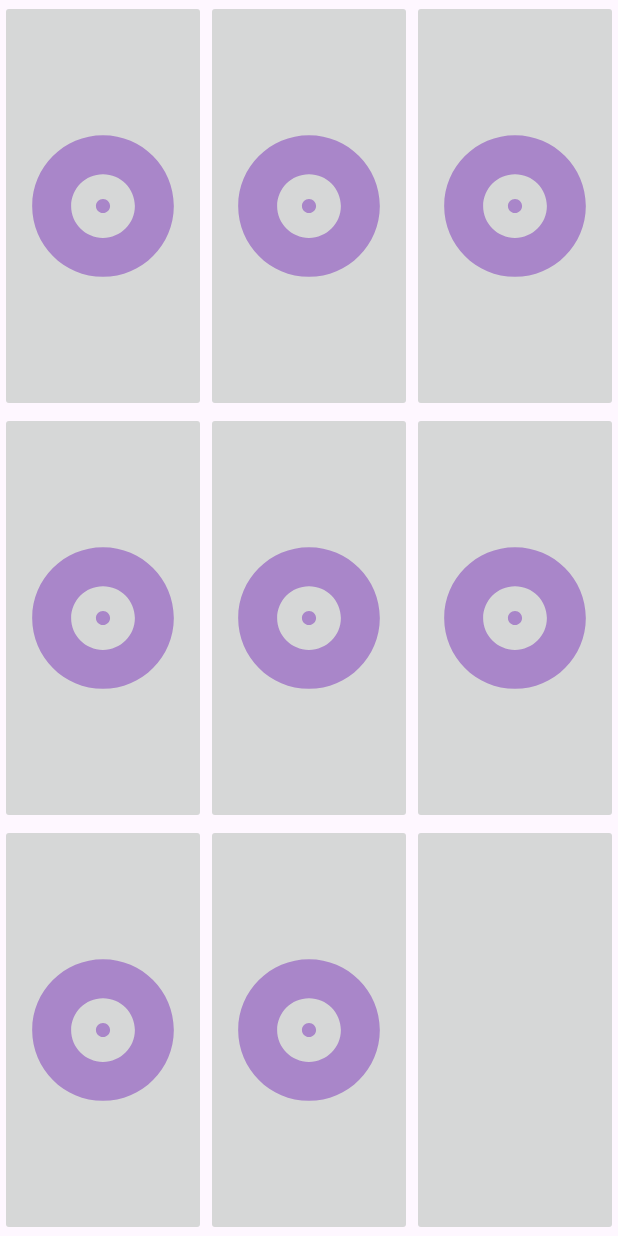
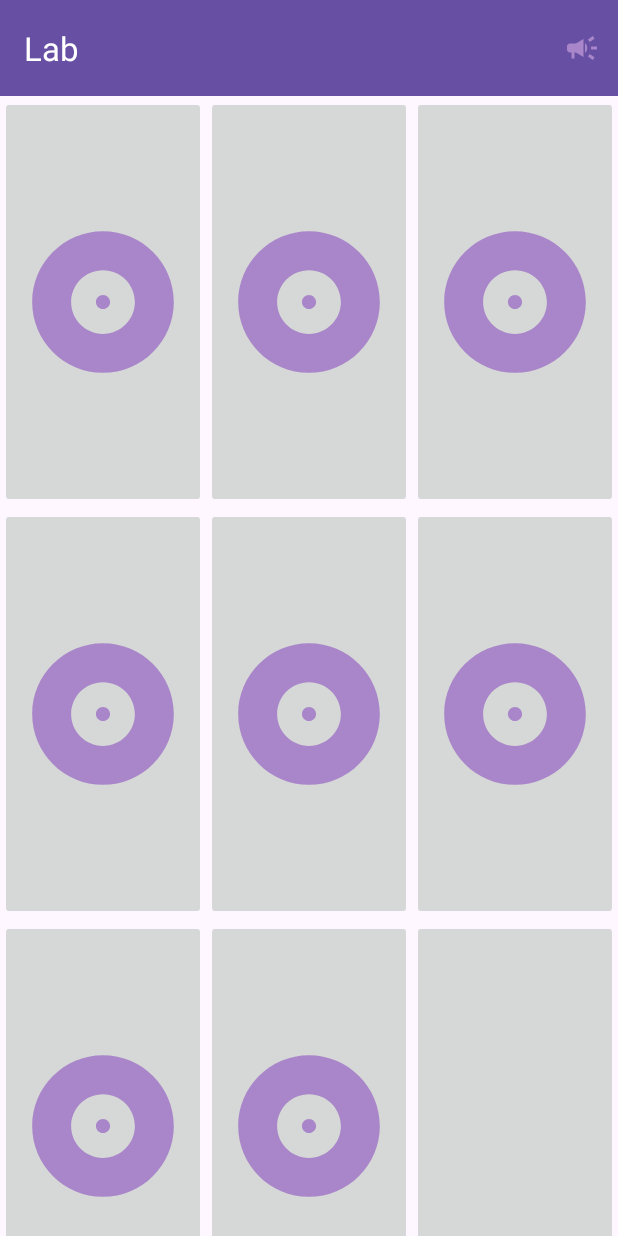
Before and after one commit to struggyyy/PamLab, an Android app: the Lab03Activity screen opened directly, with no data from a screen before it, on a phone screen of 412 x 824 dp. Run offline under Robolectric (Android 15) with nearby library versions, the phone set to English and light mode, and no system bars; 1 statement that could not run was skipped.

Commit message:
Implemented animations & sound

```diff
--- a/app/src/main/java/pl/wsei/pam/lab01/lab03/Lab03Activity.kt
+++ b/app/src/main/java/pl/wsei/pam/lab01/lab03/Lab03Activity.kt
@@ -1,9 +1,13 @@
 package pl.wsei.pam.lab01.lab03
 
 import MemoryBoardView
+import android.media.MediaPlayer
 import android.os.Bundle
+import android.view.Menu
+import android.view.MenuItem
 import android.widget.Toast
 import androidx.appcompat.app.AppCompatActivity
+import androidx.appcompat.widget.Toolbar
 import androidx.gridlayout.widget.GridLayout
 import pl.wsei.pam.lab01.R
 import java.util.*
@@ -13,12 +17,22 @@ class Lab03Activity : AppCompatActivity() {
     private lateinit var mBoard: GridLayout
     private lateinit var mBoardModel: MemoryBoardView
 
+    // 🔹 Sound effects
+    lateinit var completionPlayer: MediaPlayer
+    lateinit var negativePlayer: MediaPlayer
+
+    // Sound toggle flag
+    var isSound: Boolean = true
+
     override fun onCreate(savedInstanceState: Bundle?) {
         super.onCreate(savedInstanceState)
         setContentView(R.layout.activity_lab03)
 
-        // Odbieramy dane o rozmiarze planszy
-        val size = intent.getIntArrayExtra("size") ?: intArrayOf(3, 3) // Domyślny rozmiar 3x3
+        // Set Toolbar as ActionBar
+        val toolbar: Toolbar = findViewById(R.id.toolbar)
+        setSupportActionBar(toolbar)
+
+        val size = intent.getIntArrayExtra("size") ?: intArrayOf(3, 3)
         val rows = size[0]
         val cols = size[1]
 
@@ -26,16 +40,16 @@ class Lab03Activity : AppCompatActivity() {
         mBoard.columnCount = cols
         mBoard.rowCount = rows
 
-        // Tworzymy model planszy, pass the current activity (this)
-        mBoardModel = MemoryBoardView(mBoard, cols, rows, this) // Pass `this` as activity
+        // Pass Lab03Activity to MemoryBoardView
+        mBoardModel = MemoryBoardView(mBoard, cols, rows, this)
 
-        // Przywracamy stan gry po obrocie ekranu
         if (savedInstanceState != null) {
             val savedState = savedInstanceState.getIntArray("game_state")
             savedState?.let { mBoardModel.setState(it) }
+            // Restore sound state if saved
+            isSound = savedInstanceState.getBoolean("is_sound", true)
         }
 
-        // Obsługa zdarzeń gry
         mBoardModel.setOnGameChangeListener { event ->
             runOnUiThread {
                 when (event.state) {
@@ -58,8 +72,59 @@ class Lab03Activity : AppCompatActivity() {
         }
     }
 
+    override fun onCreateOptionsMenu(menu: Menu): Boolean {
+        menuInflater.inflate(R.menu.board_activity_menu, menu)
+        val item = menu.findItem(R.id.board_activity_sound)
+        item.setIcon(if (isSound) R.drawable.baseline_campaign_24 else R.drawable.baseline_cancel_24)
+        return true
+    }
+
+
+    override fun onOptionsItemSelected(item: MenuItem): Boolean {
+        return when (item.itemId) {
+            R.id.board_activity_sound -> {
+                isSound = !isSound
+                item.setIcon(if (isSound) R.drawable.baseline_campaign_24 else R.drawable.baseline_cancel_24)
+                Toast.makeText(this, if (isSound) "Sound On" else "Sound Off", Toast.LENGTH_SHORT).show()
+                true
+            }
+            else -> super.onOptionsItemSelected(item)
+        }
+    }
+
+
+    override fun onResume() {
+        super.onResume()
+        // 🔹 Initialize sounds when the activity is active
+        completionPlayer = MediaPlayer.create(applicationContext, R.raw.completion)
+        negativePlayer = MediaPlayer.create(applicationContext, R.raw.negative_guitar)
+    }
+
+    override fun onPause() {
+        super.onPause()
+        // 🔹 Release media players to free up resources
+        completionPlayer.release()
+        negativePlayer.release()
+    }
+
     override fun onSaveInstanceState(outState: Bundle) {
         super.onSaveInstanceState(outState)
         outState.putIntArray("game_state", mBoardModel.getState())
+        // Save sound state
+        outState.putBoolean("is_sound", isSound)
+    }
+
+    // Helper method that can be called from MemoryBoardView
+    fun playCompletionSound() {
+        if (isSound) {
+            completionPlayer.start()
+        }
+    }
+
+    // Helper method that can be called from MemoryBoardView
+    fun playNegativeSound() {
+        if (isSound) {
+            negativePlayer.start()
+        }
     }
 }
--- /dev/null
+++ b/app/src/main/res/drawable/baseline_campaign_24.xml
@@ -0,0 +1,5 @@
+<vector xmlns:android="http://schemas.android.com/apk/res/android" android:height="24dp" android:tint="#A986C9" android:viewportHeight="24" android:viewportWidth="24" android:width="24dp">
+
+    <path android:fillColor="@android:color/white" android:pathData="M18,11v2h4v-2h-4zM16,17.61c0.96,0.71 2.21,1.65 3.2,2.39 0.4,-0.53 0.8,-1.07 1.2,-1.6 -0.99,-0.74 -2.24,-1.68 -3.2,-2.4 -0.4,0.54 -0.8,1.08 -1.2,1.61zM20.4,5.6c-0.4,-0.53 -0.8,-1.07 -1.2,-1.6 -0.99,0.74 -2.24,1.68 -3.2,2.4 0.4,0.53 0.8,1.07 1.2,1.6 0.96,-0.72 2.21,-1.65 3.2,-2.4zM4,9c-1.1,0 -2,0.9 -2,2v2c0,1.1 0.9,2 2,2h1v4h2v-4h1l5,3L13,6L8,9L4,9zM15.5,12c0,-1.33 -0.58,-2.53 -1.5,-3.35v6.69c0.92,-0.81 1.5,-2.01 1.5,-3.34z"/>
+
+</vector>
--- /dev/null
+++ b/app/src/main/res/drawable/baseline_cancel_24.xml
@@ -0,0 +1,5 @@
+<vector xmlns:android="http://schemas.android.com/apk/res/android" android:height="24dp" android:tint="#A986C9" android:viewportHeight="24" android:viewportWidth="24" android:width="24dp">
+
+    <path android:fillColor="@android:color/white" android:pathData="M12,2C6.47,2 2,6.47 2,12s4.47,10 10,10 10,-4.47 10,-10S17.53,2 12,2zM17,15.59L15.59,17 12,13.41 8.41,17 7,15.59 10.59,12 7,8.41 8.41,7 12,10.59 15.59,7 17,8.41 13.41,12 17,15.59z"/>
+
+</vector>
--- a/app/src/main/res/layout/activity_lab03.xml
+++ b/app/src/main/res/layout/activity_lab03.xml
@@ -1,10 +1,25 @@
 <?xml version="1.0" encoding="utf-8"?>
-<androidx.gridlayout.widget.GridLayout xmlns:android="http://schemas.android.com/apk/res/android"
+<LinearLayout xmlns:android="http://schemas.android.com/apk/res/android"
     xmlns:app="http://schemas.android.com/apk/res-auto"
     xmlns:tools="http://schemas.android.com/tools"
-    android:id="@+id/main"
     android:layout_width="match_parent"
     android:layout_height="match_parent"
-    android:padding="@dimen/inner_margin"
+    android:orientation="vertical"
     tools:context=".lab03.Lab03Activity">
-</androidx.gridlayout.widget.GridLayout>
+
+    <!-- Toolbar -->
+    <androidx.appcompat.widget.Toolbar
+        android:id="@+id/toolbar"
+        android:layout_width="match_parent"
+        android:layout_height="?attr/actionBarSize"
+        android:background="?attr/colorPrimary"
+        android:theme="@style/ThemeOverlay.AppCompat.Dark.ActionBar"
+        app:popupTheme="@style/ThemeOverlay.AppCompat.Light" />
+
+    <!-- Your existing GridLayout -->
+    <androidx.gridlayout.widget.GridLayout
+        android:id="@+id/main"
+        android:layout_width="match_parent"
+        android:layout_height="match_parent"
+        android:padding="@dimen/inner_margin" />
+</LinearLayout>
--- /dev/null
+++ b/app/src/main/res/menu/board_activity_menu.xml
@@ -0,0 +1,10 @@
+<?xml version="1.0" encoding="utf-8"?>
+<menu xmlns:android="http://schemas.android.com/apk/res/android"
+    xmlns:app="http://schemas.android.com/apk/res-auto">
+
+    <item
+        android:id="@+id/board_activity_sound"
+        android:icon="@drawable/baseline_campaign_24"
+        app:showAsAction="always"
+        android:title="@string/board_activity_menu_sound" />
+</menu>
--- a/app/src/main/res/values/strings.xml
+++ b/app/src/main/res/values/strings.xml
@@ -6,4 +6,5 @@
     <string name="button_3">4 x 3</string>
     <string name="button_2">4 x 4</string>
     <string name="button_1">6 x 6</string>
+    <string name="board_activity_menu_sound">Toggle Sound</string>
 </resources>
```
Also changed, not shown: app/src/main/java/pl/wsei/pam/lab01/lab03/MemoryBoardView.kt (+87 -28 lines), 3 other files.
